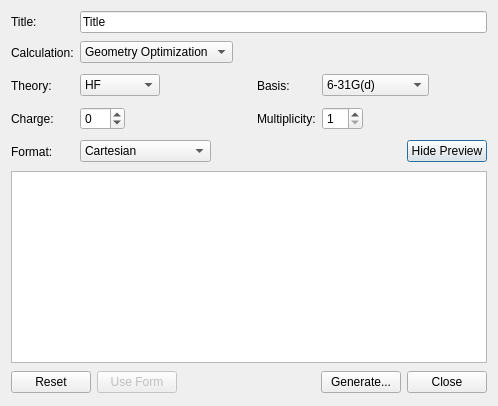
First picture: the form in libavogadro/src/extensions/quantuminput/molproinputdialog.ui, repository cryos/avogadro, before the edit.
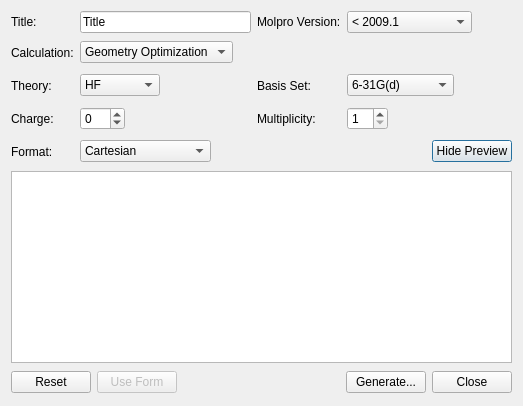
Second picture: the form after the edit.

Commit message: Fixed compatibility of Molpro dialog with Molpro 2009.1

Diff of the .ui file:
```diff
--- a/libavogadro/src/extensions/quantuminput/molproinputdialog.ui
+++ b/libavogadro/src/extensions/quantuminput/molproinputdialog.ui
@@ -35,7 +35,7 @@
        </property>
       </widget>
      </item>
-     <item row="0" column="1" colspan="3">
+     <item row="0" column="1">
       <widget class="QLineEdit" name="titleLine">
        <property name="text">
         <string>Title</string>
@@ -173,7 +173,7 @@
      <item row="2" column="2">
       <widget class="QLabel" name="label_5">
        <property name="text">
-        <string>Basis:</string>
+        <string>Basis Set:</string>
        </property>
        <property name="buddy">
         <cstring>basisCombo</cstring>
@@ -413,6 +413,47 @@
        </item>
       </layout>
      </item>
+     <item row="0" column="2">
+      <widget class="QLabel" name="label_4">
+       <property name="text">
+        <string>Molpro Version:</string>
+       </property>
+      </widget>
+     </item>
+     <item row="0" column="3">
+      <layout class="QHBoxLayout" name="horizontalLayout_8">
+       <item>
+        <widget class="QComboBox" name="versionCombo">
+         <item>
+          <property name="text">
+           <string>&lt; 2009.1</string>
+          </property>
+         </item>
+         <item>
+          <property name="text">
+           <string>2009.1</string>
+          </property>
+         </item>
+        </widget>
+       </item>
+       <item>
+        <spacer name="horizontalSpacer_10">
+         <property name="orientation">
+          <enum>Qt::Horizontal</enum>
+         </property>
+         <property name="sizeType">
+          <enum>QSizePolicy::Preferred</enum>
+         </property>
+         <property name="sizeHint" stdset="0">
+          <size>
+           <width>40</width>
+           <height>20</height>
+          </size>
+         </property>
+        </spacer>
+       </item>
+      </layout>
+     </item>
     </layout>
    </item>
    <item>
```
The commit also changes 2 other files.
